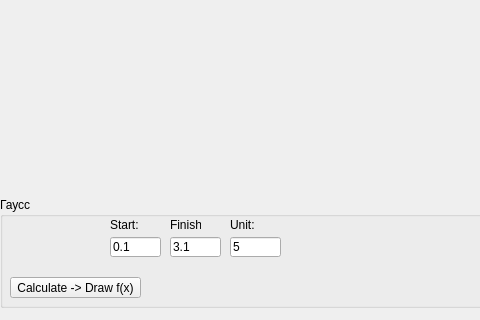
Old version of the form Gauss/widget.ui in the repository Kupchinsky/MV; both pictures show x 0 to 480 and y 283 to 603 of the 640 by 603 pixel window.
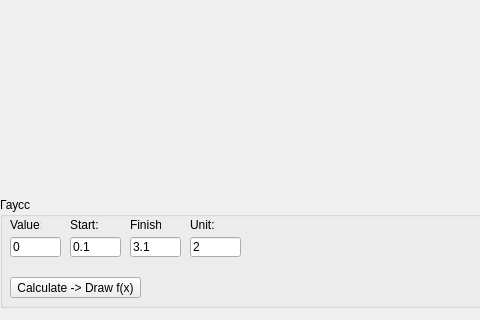
New version of the form. Custom widgets are drawn as their Qt base class.

The edit to the form file:
```diff
--- a/Gauss/widget.ui
+++ b/Gauss/widget.ui
@@ -38,7 +38,7 @@
    <widget class="QLabel" name="label_2">
     <property name="geometry">
      <rect>
-      <x>110</x>
+      <x>70</x>
       <y>20</y>
       <width>31</width>
       <height>16</height>
@@ -67,7 +67,7 @@
    <widget class="QLineEdit" name="lineEditLagraStart">
     <property name="geometry">
      <rect>
-      <x>110</x>
+      <x>70</x>
       <y>40</y>
       <width>51</width>
       <height>20</height>
@@ -83,14 +83,14 @@
    <widget class="QLineEdit" name="lineEditLagraPointsCount">
     <property name="geometry">
      <rect>
-      <x>230</x>
+      <x>190</x>
       <y>40</y>
       <width>51</width>
       <height>20</height>
      </rect>
     </property>
     <property name="text">
-     <string>5</string>
+     <string>2</string>
     </property>
     <property name="placeholderText">
      <string>Unit</string>
@@ -99,7 +99,7 @@
    <widget class="QLineEdit" name="lineEditLagraFinish">
     <property name="geometry">
      <rect>
-      <x>170</x>
+      <x>130</x>
       <y>40</y>
       <width>51</width>
       <height>20</height>
@@ -115,7 +115,7 @@
    <widget class="QLabel" name="label_6">
     <property name="geometry">
      <rect>
-      <x>170</x>
+      <x>130</x>
       <y>20</y>
       <width>31</width>
       <height>16</height>
@@ -131,7 +131,7 @@
    <widget class="QLabel" name="label_7">
     <property name="geometry">
      <rect>
-      <x>230</x>
+      <x>190</x>
       <y>20</y>
       <width>31</width>
       <height>16</height>
@@ -144,6 +144,38 @@
      <enum>Qt::AutoText</enum>
     </property>
    </widget>
+   <widget class="QLineEdit" name="lineEditGaussValue">
+    <property name="geometry">
+     <rect>
+      <x>10</x>
+      <y>40</y>
+      <width>51</width>
+      <height>20</height>
+     </rect>
+    </property>
+    <property name="text">
+     <string>0</string>
+    </property>
+    <property name="placeholderText">
+     <string>Start</string>
+    </property>
+   </widget>
+   <widget class="QLabel" name="label_3">
+    <property name="geometry">
+     <rect>
+      <x>10</x>
+      <y>20</y>
+      <width>31</width>
+      <height>16</height>
+     </rect>
+    </property>
+    <property name="text">
+     <string>Value:</string>
+    </property>
+    <property name="textFormat">
+     <enum>Qt::AutoText</enum>
+    </property>
+   </widget>
   </widget>
  </widget>
  <layoutdefault spacing="6" margin="11"/>
```
Left out of the diff: 8 changed lines with no effect on the pictures.
